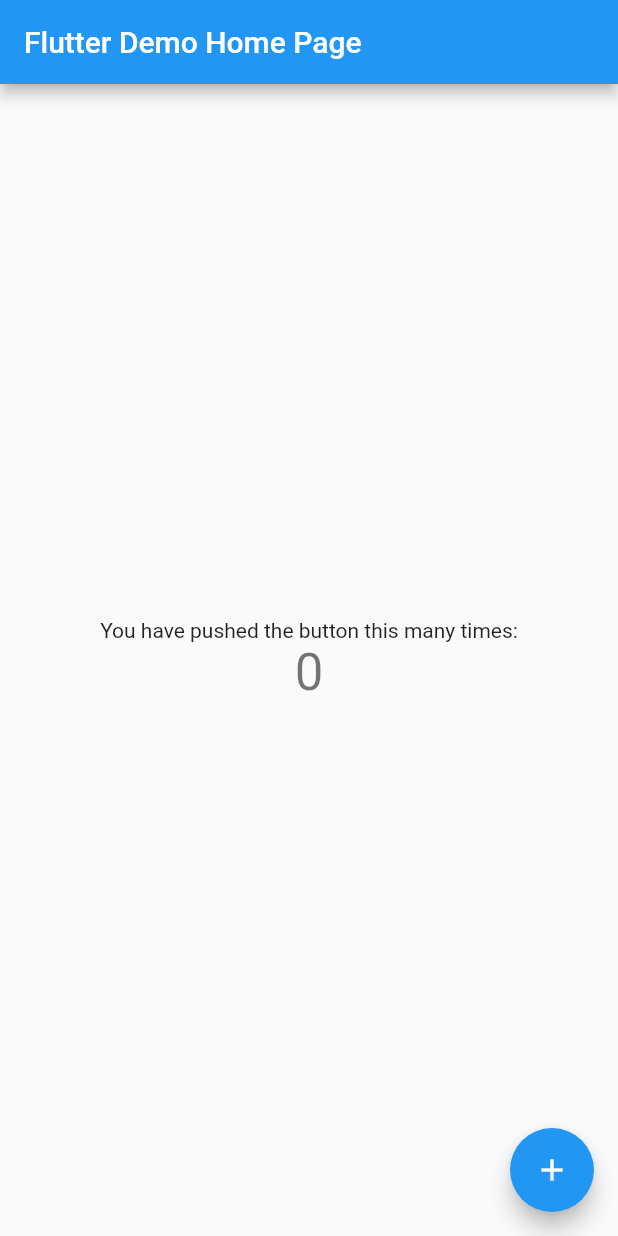
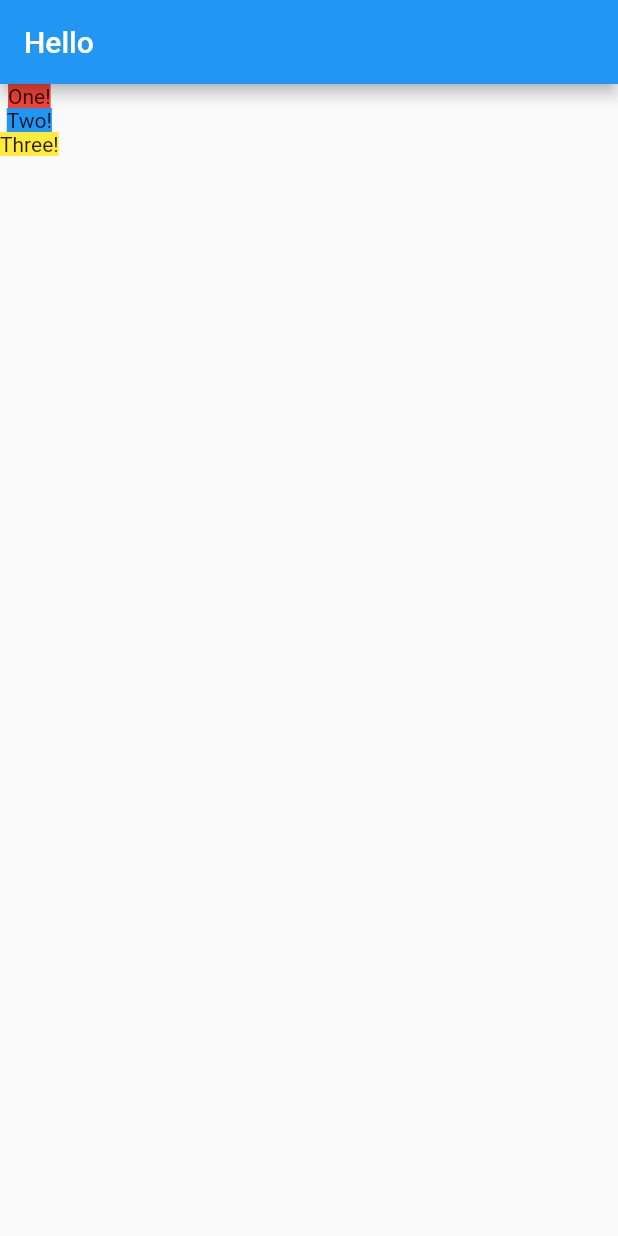
Before and after one commit to jpcarreira/flutter_crash_course, a Flutter app: the screen it shows after launch, on a phone screen of 412 x 824 dp. Run offline on Flutter 3.47's test engine with Material 2 defaults, Android fonts, the phone set to English and light mode, and no system bars.

Commit message:
chore: cleaned-up main.dart and implemented LocationDetail as a StatelessWidget to hold the entry point of the app

```diff
--- /dev/null
+++ b/lib/location_detail.dart
@@ -0,0 +1,26 @@
+import 'package:flutter/material.dart';
+
+class LocationDetail extends StatelessWidget {
+  @override
+  Widget build(BuildContext context) {
+    return Scaffold(
+      appBar: AppBar(
+        title: Text("Hello"),
+      ),
+      body: Column(
+        children: [
+          _section("One!", Colors.red),
+          _section("Two!", Colors.blue),
+          _section("Three!", Colors.yellow),
+        ],
+      ),
+    );
+  }
+
+  Widget _section(String title, Color color) {
+    return Container(
+      decoration: BoxDecoration(color: color),
+      child: Text(title),
+    );
+  }
+}
--- a/lib/main.dart
+++ b/lib/main.dart
@@ -1,111 +1,6 @@
 import 'package:flutter/material.dart';
+import 'package:flutter_crash_course/location_detail.dart' show LocationDetail;
 
-void main() => runApp(MyApp());
-
-class MyApp extends StatelessWidget {
-  // This widget is the root of your application.
-  @override
-  Widget build(BuildContext context) {
-    return MaterialApp(
-      title: 'Flutter Demo',
-      theme: ThemeData(
-        // This is the theme of your application.
-        //
-        // Try running your application with "flutter run". You'll see the
-        // application has a blue toolbar. Then, without quitting the app, try
-        // changing the primarySwatch below to Colors.green and then invoke
-        // "hot reload" (press "r" in the console where you ran "flutter run",
-        // or simply save your changes to "hot reload" in a Flutter IDE).
-        // Notice that the counter didn't reset back to zero; the application
-        // is not restarted.
-        primarySwatch: Colors.blue,
-      ),
-      home: MyHomePage(title: 'Flutter Demo Home Page'),
-    );
-  }
+void main() {
+  return runApp(MaterialApp(home: LocationDetail()));
 }
-
-class MyHomePage extends StatefulWidget {
-  MyHomePage({Key key, this.title}) : super(key: key);
-
-  // This widget is the home page of your application. It is stateful, meaning
-  // that it has a State object (defined below) that contains fields that affect
-  // how it looks.
-
-  // This class is the configuration for the state. It holds the values (in this
-  // case the title) provided by the parent (in this case the App widget) and
-  // used by the build method of the State. Fields in a Widget subclass are
-  // always marked "final".
-
-  final String title;
-
-  @override
-  _MyHomePageState createState() => _MyHomePageState();
-}
-
-class _MyHomePageState extends State<MyHomePage> {
-  int _counter = 0;
-
-  void _incrementCounter() {
-    setState(() {
-      // This call to setState tells the Flutter framework that something has
-      // changed in this State, which causes it to rerun the build method below
-      // so that the display can reflect the updated values. If we changed
-      // _counter without calling setState(), then the build method would not be
-      // called again, and so nothing would appear to happen.
-      _counter++;
-    });
-  }
-
-  @override
-  Widget build(BuildContext context) {
-    // This method is rerun every time setState is called, for instance as done
-    // by the _incrementCounter method above.
-    //
-    // The Flutter framework has been optimized to make rerunning build methods
-    // fast, so that you can just rebuild anything that needs updating rather
-    // than having to individually change instances of widgets.
-    return Scaffold(
-      appBar: AppBar(
-        // Here we take the value from the MyHomePage object that was created by
-        // the App.build method, and use it to set our appbar title.
-        title: Text(widget.title),
-      ),
-      body: Center(
-        // Center is a layout widget. It takes a single child and positions it
-        // in the middle of the parent.
-        child: Column(
-          // Column is also a layout widget. It takes a list of children and
-          // arranges them vertically. By default, it sizes itself to fit its
-          // children horizontally, and tries to be as tall as its parent.
-          //
-          // Invoke "debug painting" (press "p" in the console, choose the
-          // "Toggle Debug Paint" action from the Flutter Inspector in Android
-          // Studio, or the "Toggle Debug Paint" command in Visual Studio Code)
-          // to see the wireframe for each widget.
-          //
-          // Column has various properties to control how it sizes itself and
-          // how it positions its children. Here we use mainAxisAlignment to
-          // center the children vertically; the main axis here is the vertical
-          // axis because Columns are vertical (the cross axis would be
-          // horizontal).
-          mainAxisAlignment: MainAxisAlignment.center,
-          children: <Widget>[
-            Text(
-              'You have pushed the button this many times:',
-            ),
-            Text(
-              '$_counter',
-              style: Theme.of(context).textTheme.display1,
-            ),
-          ],
-        ),
-      ),
-      floatingActionButton: FloatingActionButton(
-        onPressed: _incrementCounter,
-        tooltip: 'Increment',
-        child: Icon(Icons.add),
-      ), // This trailing comma makes auto-formatting nicer for build methods.
-    );
-  }
-}
```
